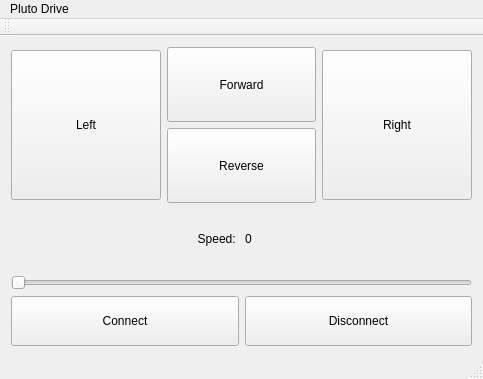
The window that labs/RoboteqGui/mainwindow.ui (SiChiTong/Pluto) describes before a commit, drawn with Qt 5.
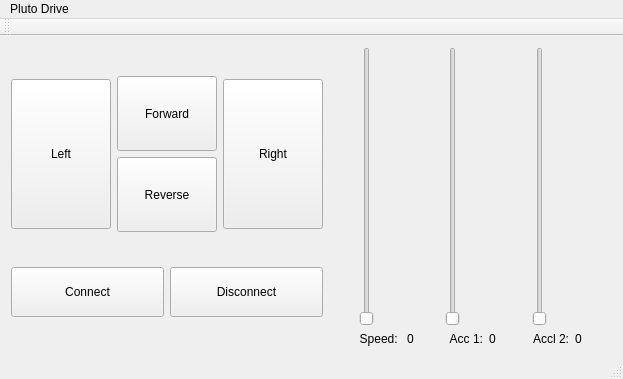
The same window after the commit.

Commit message: Move speed slider in lab

```diff
--- a/labs/RoboteqGui/mainwindow.ui
+++ b/labs/RoboteqGui/mainwindow.ui
@@ -6,7 +6,7 @@
    <rect>
     <x>0</x>
     <y>0</y>
-    <width>483</width>
+    <width>623</width>
     <height>379</height>
    </rect>
   </property>
@@ -14,7 +14,9 @@
    <string>MainWindow</string>
   </property>
   <widget class="QWidget" name="centralWidget">
-   <layout class="QVBoxLayout" name="verticalLayout_3">
+   <layout class="QVBoxLayout" name="verticalLayout_6">
+    <item>
+     <layout class="QHBoxLayout" name="horizontalLayout_6">
     <item>
      <layout class="QVBoxLayout" name="verticalLayout_2">
       <item>
@@ -77,37 +79,6 @@
         </item>
        </layout>
       </item>
-      <item>
-       <layout class="QHBoxLayout" name="horizontalLayout_3">
-        <item>
-         <widget class="QLabel" name="label_2">
-          <property name="text">
-           <string>Speed: </string>
-          </property>
-          <property name="alignment">
-           <set>Qt::AlignRight|Qt::AlignTrailing|Qt::AlignVCenter</set>
-          </property>
-         </widget>
-        </item>
-        <item>
-         <widget class="QLabel" name="label_speed">
-          <property name="text">
-           <string>0</string>
-          </property>
-         </widget>
-        </item>
-       </layout>
-      </item>
-      <item>
-       <widget class="QSlider" name="slider_speed">
-        <property name="maximum">
-         <number>1000</number>
-        </property>
-        <property name="orientation">
-         <enum>Qt::Horizontal</enum>
-        </property>
-       </widget>
-      </item>
       <item>
        <layout class="QHBoxLayout" name="horizontalLayout_2">
         <item>
@@ -140,14 +111,161 @@
       </item>
      </layout>
     </item>
-   </layout>
+      <item>
+       <spacer name="horizontalSpacer">
+        <property name="orientation">
+         <enum>Qt::Horizontal</enum>
+        </property>
+        <property name="sizeType">
+         <enum>QSizePolicy::Fixed</enum>
+        </property>
+        <property name="sizeHint" stdset="0">
+         <size>
+          <width>30</width>
+          <height>20</height>
+         </size>
+        </property>
+       </spacer>
+      </item>
+      <item>
+       <layout class="QVBoxLayout" name="verticalLayout_3">
+        <item>
+         <widget class="QSlider" name="slider_speed">
+          <property name="maximum">
+           <number>1000</number>
+          </property>
+          <property name="orientation">
+           <enum>Qt::Vertical</enum>
+          </property>
+         </widget>
+        </item>
+        <item>
+         <layout class="QHBoxLayout" name="horizontalLayout_3">
+          <item>
+           <widget class="QLabel" name="label_2">
+            <property name="text">
+             <string>Speed: </string>
+            </property>
+            <property name="alignment">
+             <set>Qt::AlignRight|Qt::AlignTrailing|Qt::AlignVCenter</set>
+            </property>
+           </widget>
+          </item>
+          <item>
+           <widget class="QLabel" name="label_speed">
+            <property name="minimumSize">
+             <size>
+              <width>30</width>
+              <height>0</height>
+             </size>
+            </property>
+            <property name="text">
+             <string>0</string>
+            </property>
+           </widget>
+          </item>
+         </layout>
+        </item>
+       </layout>
+      </item>
+      <item>
+       <layout class="QVBoxLayout" name="verticalLayout_4">
+        <item>
+         <widget class="QSlider" name="slider_acc_1">
+          <property name="maximum">
+           <number>2000</number>
+          </property>
+          <property name="orientation">
+           <enum>Qt::Vertical</enum>
+          </property>
+         </widget>
+        </item>
+        <item>
+         <layout class="QHBoxLayout" name="horizontalLayout_4">
+          <item>
+           <widget class="QLabel" name="label_3">
+            <property name="text">
+             <string>Acc 1:</string>
+            </property>
+            <property name="alignment">
+             <set>Qt::AlignRight|Qt::AlignTrailing|Qt::AlignVCenter</set>
+            </property>
+           </widget>
+          </item>
+          <item>
+           <widget class="QLabel" name="label_acc_1">
+            <property name="minimumSize">
+             <size>
+              <width>30</width>
+              <height>0</height>
+             </size>
+            </property>
+            <property name="text">
+             <string>0</string>
+            </property>
+           </widget>
+          </item>
+         </layout>
+        </item>
+       </layout>
+      </item>
+      <item>
+       <layout class="QVBoxLayout" name="verticalLayout_5">
+        <item>
+         <widget class="QSlider" name="slider_acc_2">
+          <property name="maximum">
+           <number>2000</number>
+          </property>
+          <property name="orientation">
+           <enum>Qt::Vertical</enum>
+          </property>
+         </widget>
+        </item>
+        <item>
+         <layout class="QHBoxLayout" name="horizontalLayout_5">
+          <item>
+           <widget class="QLabel" name="label_4">
+            <property name="text">
+             <string>Accl 2:</string>
+            </property>
+            <property name="alignment">
+             <set>Qt::AlignRight|Qt::AlignTrailing|Qt::AlignVCenter</set>
+            </property>
+           </widget>
+          </item>
+          <item>
+           <widget class="QLabel" name="label_acc_2">
+            <property name="minimumSize">
+             <size>
+              <width>30</width>
+              <height>0</height>
+             </size>
+            </property>
+            <property name="text">
+             <string>0</string>
+            </property>
+           </widget>
+          </item>
+         </layout>
+        </item>
+       </layout>
+      </item>
+     </layout>
+    </item>
+   </layout>
+   <zorder>label_speed</zorder>
+   <zorder>label_2</zorder>
+   <zorder>slider_speed</zorder>
+   <zorder>label_2</zorder>
+   <zorder>layoutWidget</zorder>
+   <zorder>layoutWidget_2</zorder>
   </widget>
   <widget class="QMenuBar" name="menuBar">
    <property name="geometry">
     <rect>
      <x>0</x>
      <y>0</y>
-     <width>483</width>
+     <width>623</width>
      <height>25</height>
     </rect>
    </property>
```
Lines whose indentation alone changed are shown as unchanged. The commit also changes 2 other files.
